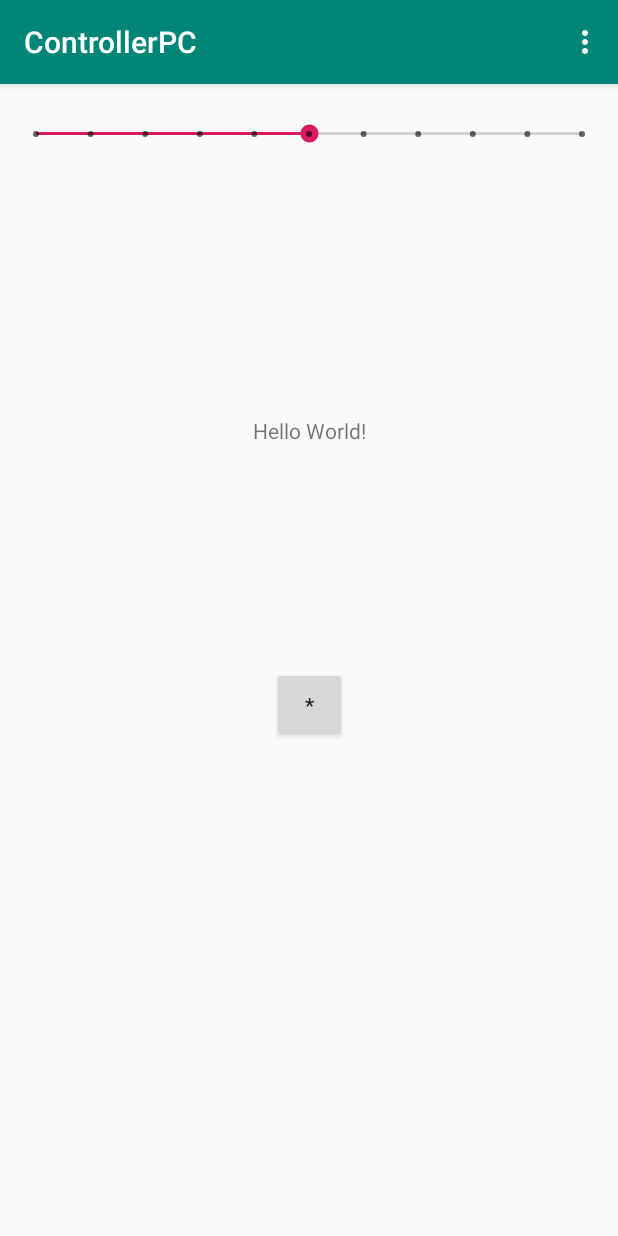
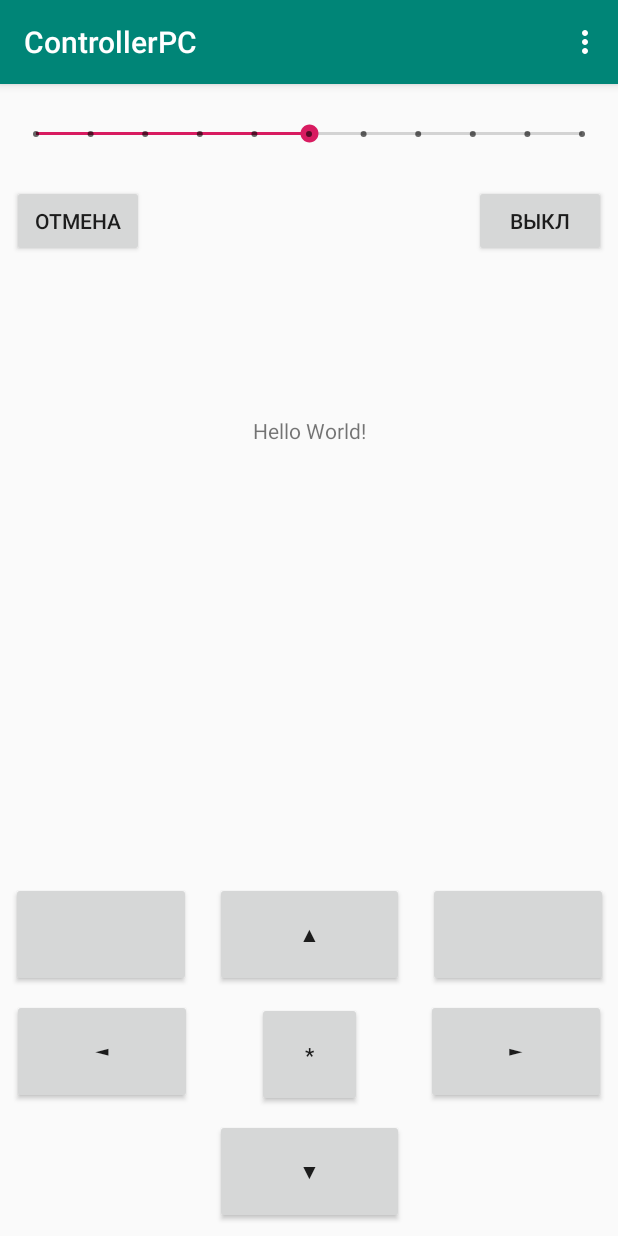
Before and after one commit to solovi4/ControllerPC, an Android app: the screen it shows after launch (MainActivity), on a phone screen of 412 x 824 dp. Run offline under Robolectric (Android 15) with nearby library versions, the phone set to English and light mode, and no system bars.

Commit message:
Добавил кнопки управления курсором, есть клик левой и правой клавишей

```diff
--- /dev/null
+++ b/app/src/main/java/com/solovi4/controllerpc/CursorButtonController.java
@@ -0,0 +1,62 @@
+package com.solovi4.controllerpc;
+
+import android.hardware.SensorManager;
+import android.os.Handler;
+import android.os.SystemClock;
+import android.view.MotionEvent;
+import android.view.View;
+import android.widget.Button;
+
+public class CursorButtonController implements Button.OnTouchListener  {
+    private Handler mHandler = new Handler();
+    private Commander commander;
+    private int dx, dy;
+    private int acceleration = 1;
+    private int counter = 0;
+    public CursorButtonController(Commander commander, int dx, int dy) {
+        this.commander = commander;
+        this.dx = dx;
+        this.dy = dy;
+    }
+
+    @Override
+    public boolean onTouch(View v, MotionEvent motionevent) {
+        int action = motionevent.getAction();
+        if (action == MotionEvent.ACTION_DOWN) {
+            counter = 0;
+            mHandler.removeCallbacks(mUpdateTaskup);
+            mHandler.postAtTime(mUpdateTaskup, SystemClock.uptimeMillis() + 100);
+        } else if (action == MotionEvent.ACTION_UP) {
+            mHandler.removeCallbacks(mUpdateTaskup);
+            counter = 0;
+        }
+        return false;
+    }
+
+    private Runnable mUpdateTaskup = new Runnable() {
+
+        private void speedControl() {
+            switch (counter)
+            {
+                case 0: acceleration = 1; break;
+                case 5: acceleration = 2; break;
+                case 10: acceleration = 3; break;
+                case 15: acceleration = 4; break;
+                case 20: acceleration = 5; break;
+                case 25: acceleration = 6; break;
+                case 30: acceleration = 7; break;
+                case 35: acceleration = 8; break;
+                case 40: acceleration = 9; break;
+                case 45: acceleration = 10; break;
+            }
+        }
+
+        public void run() {
+            //textView.setText(String.format("dx = %f \n dy = %f \n dz = %f ", dx, dy, dz));
+            speedControl();
+            commander.MoveCursor(dx * acceleration, dy * acceleration);
+            mHandler.postAtTime(this, SystemClock.uptimeMillis() + 50);
+            counter++;
+        }//end run
+    };// end runnable
+}
--- /dev/null
+++ b/app/src/main/java/com/solovi4/controllerpc/CursorSensorController.java
@@ -0,0 +1,57 @@
+package com.solovi4.controllerpc;
+
+import android.content.Context;
+import android.hardware.Sensor;
+import android.hardware.SensorManager;
+import android.os.Handler;
+import android.os.SystemClock;
+import android.view.MotionEvent;
+import android.view.View;
+import android.widget.Button;
+
+public class CursorSensorController implements Button.OnTouchListener {
+
+    private MySensorListener mySensorListener;
+    private SensorManager sensorManager;
+    private Sensor sensor;
+    private Handler mHandler = new Handler();
+    private Commander commander;
+
+    public CursorSensorController(Commander commander, Context context) {
+        this.commander = commander;
+        mySensorListener = new MySensorListener();
+        sensorManager = (SensorManager) context.getSystemService(Context.SENSOR_SERVICE);
+        sensor = sensorManager.getDefaultSensor(Sensor.TYPE_ACCELEROMETER);
+    }
+
+    @Override
+    public boolean onTouch(View v, MotionEvent motionevent) {
+        int action = motionevent.getAction();
+        if (action == MotionEvent.ACTION_DOWN) {
+            sensorManager.registerListener(mySensorListener, sensor, SensorManager.SENSOR_DELAY_NORMAL);
+            mHandler.removeCallbacks(mUpdateTaskup);
+            mHandler.postAtTime(mUpdateTaskup, SystemClock.uptimeMillis() + 50);
+        } else if (action == MotionEvent.ACTION_UP) {
+            mHandler.removeCallbacks(mUpdateTaskup);
+            sensorManager.unregisterListener(mySensorListener);
+        }
+        return false;
+    }
+
+    private Runnable mUpdateTaskup = new Runnable() {
+        public void run() {
+            int multiplier = 5;
+            float dx = mySensorListener.GetX();
+            float dy = mySensorListener.GetY();
+            float dz = mySensorListener.GetZ();
+            int dxInt = -Math.round(dx * multiplier);
+            int dyInt = -Math.round(dy * multiplier);
+            int dzInt = -Math.round(dz * multiplier);
+            //textView.setText(String.format("dx = %f \n dy = %f \n dz = %f ", dx, dy, dz));
+
+            if(Math.abs(dzInt) > 0 || Math.abs(dxInt) > 0)
+                commander.MoveCursor(dxInt, dyInt);
+            mHandler.postAtTime(this, SystemClock.uptimeMillis() + 100);
+        }//end run
+    };// end runnable
+}
--- a/app/src/main/java/com/solovi4/controllerpc/MainActivity.java
+++ b/app/src/main/java/com/solovi4/controllerpc/MainActivity.java
@@ -1,40 +1,27 @@
 package com.solovi4.controllerpc;
 
-import android.content.Context;
 import android.content.Intent;
 import android.content.pm.ActivityInfo;
-import android.hardware.Sensor;
-import android.hardware.SensorEvent;
-import android.hardware.SensorEventListener;
-import android.hardware.SensorManager;
-import android.os.Handler;
-import android.os.SystemClock;
 import android.support.v7.app.AlertDialog;
 import android.support.v7.app.AppCompatActivity;
 import android.os.Bundle;
 import android.view.Menu;
 import android.view.MenuInflater;
 import android.view.MenuItem;
-import android.view.MotionEvent;
 import android.view.View;
 import android.widget.Button;
 import android.widget.SeekBar;
 import android.widget.TextView;
 
 
-public class MainActivity extends AppCompatActivity
-        implements SeekBar.OnSeekBarChangeListener, Button.OnTouchListener {
-
+public class MainActivity extends AppCompatActivity {
     private TextView textView;
-
     private Commander commander;
     private PreferencesManager preferencesManager;
     private Button moveCursorButton;
-    private Handler mHandler = new Handler();
-    private MySensorListener mySensorListener;
 
-    private SensorManager sensorManager;
-    private Sensor sensor;
+    private CursorSensorController cursorSensorController;
+    private MySeekBarListener mySeekBarListener;
 
     @Override
     protected void onCreate(Bundle savedInstanceState) {
@@ -43,45 +30,34 @@ public class MainActivity extends AppCompatActivity
         setContentView(R.layout.activity_main);
         preferencesManager = PreferencesManager.GetInstance(this.getApplicationContext());
         commander = new Commander(preferencesManager.GetURL());
+
+        cursorSensorController = new CursorSensorController(commander, this.getApplicationContext());
+        moveCursorButton = findViewById(R.id.moveCursorButton);
+        moveCursorButton.setOnTouchListener(cursorSensorController);
+
+        mySeekBarListener = new MySeekBarListener(commander);
         SeekBar seekBar = findViewById(R.id.seekBar);
-        moveCursorButton = findViewById(R.id.moveCursorButton);
-        moveCursorButton.setOnTouchListener(this);
-        seekBar.setOnSeekBarChangeListener(this);
+        seekBar.setOnSeekBarChangeListener(mySeekBarListener);
+
+        CursorButtonController cursorButtonControllerLeft = new CursorButtonController(commander, -5, 0);
+        Button moveCursoreLeftButton = findViewById(R.id.buttonCursorLeft);
+        moveCursoreLeftButton.setOnTouchListener(cursorButtonControllerLeft);
+
+        CursorButtonController cursorButtonControllerRight = new CursorButtonController(commander, 5, 0);
+        Button moveCursoreRightButton = findViewById(R.id.buttonCursorRight);
+        moveCursoreRightButton.setOnTouchListener(cursorButtonControllerRight);
+
+        CursorButtonController cursorButtonControllerUp = new CursorButtonController(commander, 0, -5);
+        Button moveCursoreUpButton = findViewById(R.id.buttonCursorUp);
+        moveCursoreUpButton.setOnTouchListener(cursorButtonControllerUp);
+
+        CursorButtonController cursorButtonControllerDown = new CursorButtonController(commander, 0, 5);
+        Button moveCursoreDownButton = findViewById(R.id.buttonCursorDown);
+        moveCursoreDownButton.setOnTouchListener(cursorButtonControllerDown);
+
         textView = findViewById(R.id.textView);
-
-        mySensorListener = new MySensorListener();
-        sensorManager = (SensorManager) getSystemService(Context.SENSOR_SERVICE);
-        sensor = sensorManager.getDefaultSensor(Sensor.TYPE_LINEAR_ACCELERATION);
-        sensorManager.registerListener(mySensorListener, sensor, SensorManager.SENSOR_DELAY_NORMAL);
-
     }
 
-
-
-
-    @Override
-    public boolean onTouch(View view, MotionEvent motionevent) {
-        int action = motionevent.getAction();
-        if (action == MotionEvent.ACTION_DOWN) {
-            mHandler.removeCallbacks(mUpdateTaskup);
-            mHandler.postAtTime(mUpdateTaskup, SystemClock.uptimeMillis() + 50);
-            return true;
-        } else if (action == MotionEvent.ACTION_UP) {
-            mHandler.removeCallbacks(mUpdateTaskup);
-        }
-        return false;
-    }
-
-    private Runnable mUpdateTaskup = new Runnable() {
-        public void run() {
-            float dx = mySensorListener.GetX();
-            float dz = mySensorListener.GetZ();
-            int dxInt = (int)(dx * 10);
-            int dzInt = -(int)(dz * 10);
-            commander.MoveCursor(dxInt, dzInt);
-            mHandler.postAtTime(this, SystemClock.uptimeMillis() + 100);
-        }//end run
-    };// end runnable
 
     public boolean onCreateOptionsMenu(Menu menu) {
         MenuInflater inflater = getMenuInflater();
@@ -110,26 +86,19 @@ public class MainActivity extends AppCompatActivity
         dialog.show();
     }
 
-    @Override
-    public void onProgressChanged(SeekBar seekBar, int progress, boolean fromUser) {
-        progress = progress * 10;
-        commander.SetVolume(progress);
-        //textView.setText(String.valueOf(progress));
-
+    public void buttonCancel_Click(View view) {
+        commander.CancelShutdown();
     }
 
-    @Override
-    public void onStartTrackingTouch(SeekBar seekBar) {
-
+    public void buttonShutdown_Click(View view) {
+        commander.Shutdownn();
     }
 
-    @Override
-    public void onStopTrackingTouch(SeekBar seekBar) {
-
+    public void buttonMouseLeft_click(View view) {
+        commander.MouseLeftClick();
     }
 
-
-    public void moveCursorButton(View view) {
-        commander.MoveCursor(100, 100);
+    public void buttonMouseRight_Click(View view) {
+        commander.MouseRightClick();
     }
 }
--- /dev/null
+++ b/app/src/main/java/com/solovi4/controllerpc/MySeekBarListener.java
@@ -0,0 +1,29 @@
+package com.solovi4.controllerpc;
+
+import android.widget.SeekBar;
+
+public class MySeekBarListener implements SeekBar.OnSeekBarChangeListener {
+
+    private Commander commander;
+
+    public MySeekBarListener(Commander commander) {
+        this.commander = commander;
+    }
+
+    @Override
+    public void onProgressChanged(SeekBar seekBar, int progress, boolean fromUser) {
+        progress = progress * 10;
+        commander.SetVolume(progress);
+        //textView.setText(String.valueOf(progress));
+    }
+
+    @Override
+    public void onStartTrackingTouch(SeekBar seekBar) {
+
+    }
+
+    @Override
+    public void onStopTrackingTouch(SeekBar seekBar) {
+
+    }
+}
--- a/app/src/main/res/layout/activity_main.xml
+++ b/app/src/main/res/layout/activity_main.xml
@@ -33,16 +33,108 @@
 
     <Button
         android:id="@+id/moveCursorButton"
-        android:layout_width="50dp"
-        android:layout_height="50dp"
+        android:layout_width="70dp"
+        android:layout_height="70dp"
         android:layout_marginStart="8dp"
-        android:layout_marginTop="8dp"
         android:layout_marginEnd="8dp"
         android:layout_marginBottom="8dp"
         android:text="*"
-        app:layout_constraintBottom_toBottomOf="parent"
+        app:layout_constraintBottom_toTopOf="@+id/buttonCursorDown"
+        app:layout_constraintEnd_toStartOf="@+id/buttonCursorRight"
+        app:layout_constraintStart_toEndOf="@+id/buttonCursorLeft" />
+
+    <Button
+        android:id="@+id/buttonMouseLeft"
+        android:layout_width="120dp"
+        android:layout_height="70dp"
+        android:layout_marginStart="8dp"
+        android:layout_marginEnd="8dp"
+        android:layout_marginBottom="8dp"
+        android:onClick="buttonMouseLeft_click"
+        app:layout_constraintBottom_toTopOf="@+id/buttonCursorLeft"
+        app:layout_constraintEnd_toStartOf="@+id/buttonCursorUp"
+        app:layout_constraintStart_toStartOf="parent" />
+
+    <Button
+        android:id="@+id/buttonMouseRight"
+        android:layout_width="120dp"
+        android:layout_height="70dp"
+        android:layout_marginStart="8dp"
+        android:layout_marginEnd="8dp"
+        android:layout_marginBottom="8dp"
+        android:onClick="buttonMouseRight_Click"
+        app:layout_constraintBottom_toTopOf="@+id/buttonCursorRight"
         app:layout_constraintEnd_toEndOf="parent"
+        app:layout_constraintStart_toEndOf="@+id/buttonCursorUp" />
+
+    <Button
+        android:id="@+id/buttonSutdown"
+        android:layout_width="wrap_content"
+        android:layout_height="wrap_content"
+        android:layout_marginTop="8dp"
+        android:layout_marginEnd="8dp"
+        android:text="Выкл"
+        android:onClick="buttonShutdown_Click"
+        app:layout_constraintBottom_toTopOf="@+id/buttonMouseRight"
+        app:layout_constraintEnd_toEndOf="parent"
+        app:layout_constraintHorizontal_bias="1.0"
+        app:layout_constraintStart_toStartOf="parent"
+        app:layout_constraintTop_toBottomOf="@+id/seekBar"
+        app:layout_constraintVertical_bias="0.0" />
+
+    <Button
+        android:id="@+id/buttonCancel"
+        android:layout_width="wrap_content"
+        android:layout_height="wrap_content"
+        android:layout_marginStart="8dp"
+        android:layout_marginTop="8dp"
+        android:text="Отмена"
+        android:onClick="buttonCancel_Click"
         app:layout_constraintStart_toStartOf="parent"
         app:layout_constraintTop_toBottomOf="@+id/seekBar" />
 
+    <Button
+        android:id="@+id/buttonCursorUp"
+        android:layout_width="126dp"
+        android:layout_height="70dp"
+        android:layout_marginStart="8dp"
+        android:layout_marginEnd="8dp"
+        android:layout_marginBottom="10dp"
+        android:text="▲"
+        app:layout_constraintBottom_toTopOf="@+id/moveCursorButton"
+        app:layout_constraintEnd_toStartOf="@+id/buttonMouseRight"
+        app:layout_constraintStart_toEndOf="@+id/buttonMouseLeft" />
+
+    <Button
+        android:id="@+id/buttonCursorLeft"
+        android:layout_width="120dp"
+        android:layout_height="70dp"
+        android:layout_marginStart="8dp"
+        android:layout_marginBottom="88dp"
+        android:text="◄"
+        app:layout_constraintBottom_toBottomOf="parent"
+        app:layout_constraintStart_toStartOf="parent" />
+
+    <Button
+        android:id="@+id/buttonCursorRight"
+        android:layout_width="120dp"
+        android:layout_height="70dp"
+        android:layout_marginEnd="8dp"
+        android:layout_marginBottom="88dp"
+        android:text="►"
+        app:layout_constraintBottom_toBottomOf="parent"
+        app:layout_constraintEnd_toEndOf="parent" />
+
+    <Button
+        android:id="@+id/buttonCursorDown"
+        android:layout_width="126dp"
+        android:layout_height="70dp"
+        android:layout_marginStart="8dp"
+        android:layout_marginEnd="8dp"
+        android:layout_marginBottom="8dp"
+        android:text="▼"
+        app:layout_constraintBottom_toBottomOf="parent"
+        app:layout_constraintEnd_toEndOf="parent"
+        app:layout_constraintStart_toStartOf="parent" />
+
 </android.support.constraint.ConstraintLayout>
```
Also changed, not shown: app/src/main/java/com/solovi4/controllerpc/Commander.java (+24 -0 lines).
